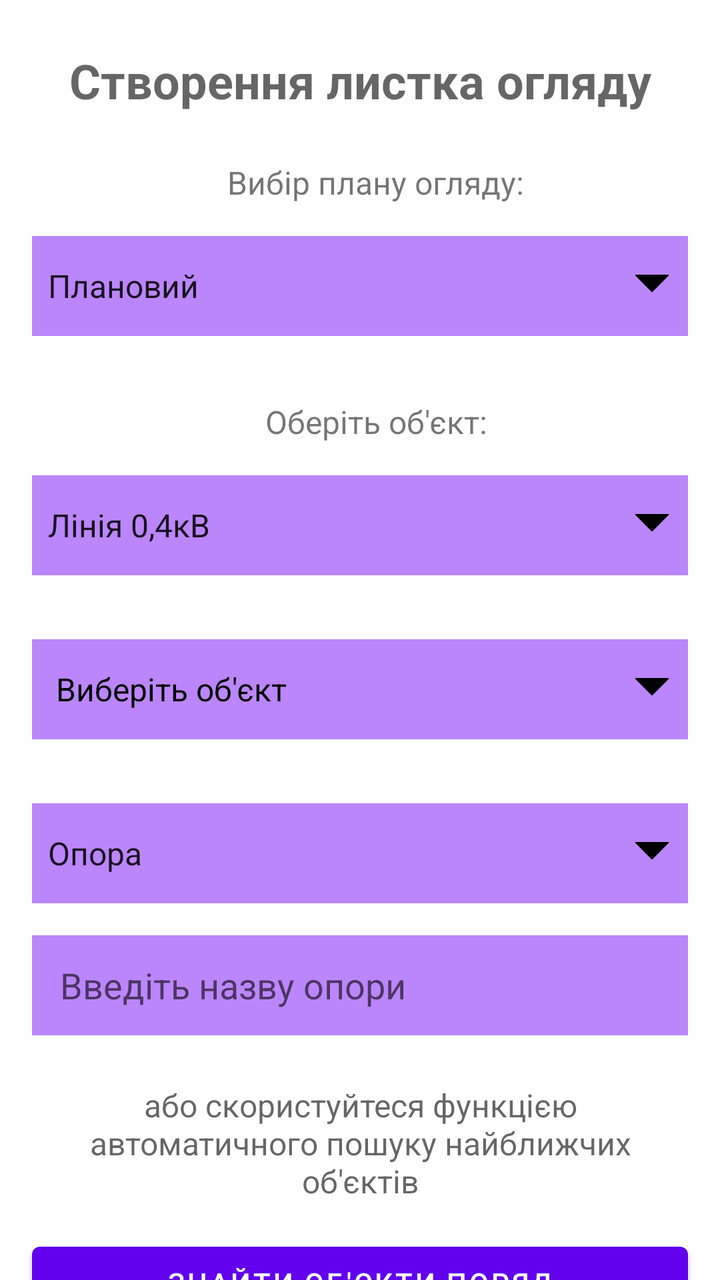
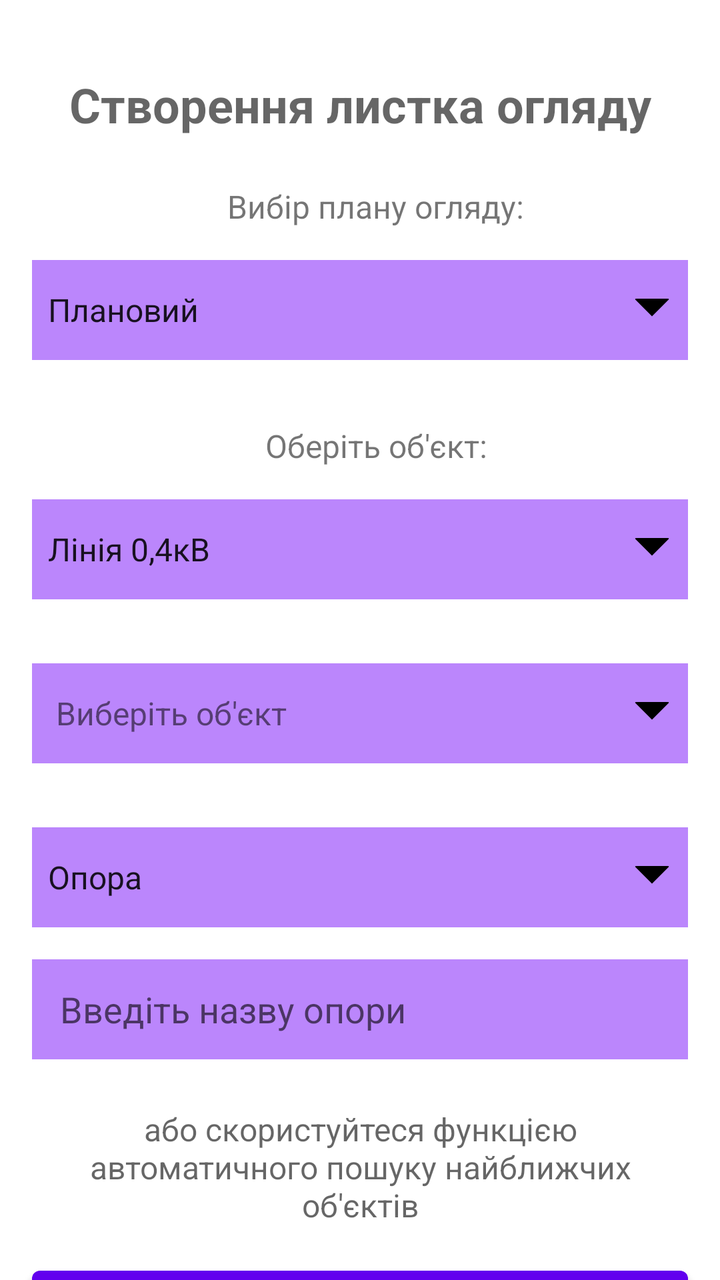

Two renders of the same Android screen: before a commit and after it. Below are the layout's source before the change and the commit's diff.
<!-- AndroidManifest.xml: application theme Theme.DefectFinder -->
<!-- res/layout/activity_create_list.xml -->
<?xml version="1.0" encoding="utf-8"?>
<androidx.constraintlayout.widget.ConstraintLayout
    xmlns:android="http://schemas.android.com/apk/res/android"
    xmlns:app="http://schemas.android.com/apk/res-auto"
    xmlns:tools="http://schemas.android.com/tools"
    android:layout_width="match_parent"
    android:layout_height="match_parent"
    android:fillViewport="true"
    tools:context=".CreateListActivity">


<androidx.core.widget.NestedScrollView
    android:layout_width="match_parent"
    android:layout_height="match_parent"
    android:fillViewport="true">
    <androidx.constraintlayout.widget.ConstraintLayout
        android:layout_width="match_parent"
        android:layout_height="wrap_content">

    <TextView
        android:id="@+id/activity_name"
        android:layout_width="wrap_content"
        android:layout_height="wrap_content"
        android:layout_marginTop="24dp"
        android:gravity="center"
        android:text="Створення листка огляду"
        android:textAppearance="@style/TextAppearance.MaterialComponents.Headline3"
        android:textSize="24sp"
        android:textStyle="bold"
        app:layout_constraintBottom_toTopOf="@id/header"
        app:layout_constraintEnd_toEndOf="parent"
        app:layout_constraintStart_toStartOf="parent"
        app:layout_constraintTop_toTopOf="parent" />

    <TextView
        android:id="@+id/header"
        android:layout_width="wrap_content"
        android:layout_height="wrap_content"
        android:layout_marginStart="16dp"
        android:layout_marginTop="24dp"
        android:text="Вибір плану огляду:"
        android:textSize="16sp"
        app:layout_constraintBottom_toTopOf="@id/plan_spinner"
        app:layout_constraintEnd_toEndOf="parent"
        app:layout_constraintStart_toStartOf="parent"
        app:layout_constraintTop_toBottomOf="@id/activity_name" />

    <Spinner
        android:id="@+id/plan_spinner"
        android:layout_width="match_parent"
        android:layout_height="50dp"
        android:layout_margin="16dp"
        android:layout_marginStart="8dp"
        android:layout_marginTop="8dp"
        android:layout_marginEnd="8dp"
        android:background="@drawable/spinner_bg"
        android:dropDownVerticalOffset="?attr/dropdownListPreferredItemHeight"
        android:entries="@array/plan_array"
        android:paddingRight="14dp"
        android:popupElevation="3dp"
        android:stateListAnimator="@drawable/spinner_sla"
        app:layout_constraintBottom_toTopOf="@id/header2"
        app:layout_constraintEnd_toEndOf="parent"
        app:layout_constraintStart_toStartOf="parent"
        app:layout_constraintTop_toBottomOf="@id/header"
        tools:listitem="@android:layout/simple_spinner_item" />

    <TextView
        android:id="@+id/header2"
        android:layout_width="wrap_content"
        android:layout_height="wrap_content"
        android:layout_marginStart="16dp"
        android:layout_marginTop="16dp"
        android:text="Оберіть об'єкт:"
        android:textSize="16sp"
        app:layout_constraintBottom_toTopOf="@id/line_or_tp_spinner"
        app:layout_constraintEnd_toEndOf="parent"
        app:layout_constraintStart_toStartOf="parent"
        app:layout_constraintTop_toBottomOf="@id/plan_spinner" />

    <Spinner
        android:id="@+id/line_or_tp_spinner"
        android:layout_width="match_parent"
        android:layout_height="50dp"
        android:layout_margin="16dp"
        android:stateListAnimator="@drawable/spinner_sla"
        android:entries="@array/line_or_tp_array"
        android:background="@drawable/spinner_bg"
        app:layout_constraintBottom_toTopOf="@id/list_spinner"
        app:layout_constraintEnd_toEndOf="parent"
        app:layout_constraintStart_toStartOf="parent"
        app:layout_constraintTop_toBottomOf="@id/header2"
        tools:listitem="@android:layout/simple_spinner_item" />

        <TextView
            android:id="@+id/list_spinner"
            android:layout_width="match_parent"
            android:layout_height="50dp"
            android:layout_margin="16dp"
            android:padding="12dp"
            android:text="Виберіть об'єкт"
            android:textSize="16sp"
            android:textColor="@color/black"
            android:gravity="center|left"
            android:background="@drawable/spinner_bg"
            app:layout_constraintBottom_toTopOf="@id/opr_or_span"
            app:layout_constraintEnd_toEndOf="parent"
            app:layout_constraintStart_toStartOf="parent"
            app:layout_constraintTop_toBottomOf="@id/line_or_tp_spinner" />

    <Spinner
        android:id="@+id/opr_or_span"
        android:layout_width="match_parent"
        android:layout_height="50dp"
        android:layout_marginStart="16dp"
        android:layout_marginTop="16dp"
        android:layout_marginEnd="16dp"
        android:background="@drawable/spinner_bg"
        android:entries="@array/opr_or_span_array"
        tools:listitem="@android:layout/simple_spinner_item"
        app:layout_constraintEnd_toEndOf="parent"
        app:layout_constraintStart_toStartOf="parent"
        app:layout_constraintTop_toBottomOf="@id/list_spinner"
        app:layout_constraintBottom_toTopOf="@id/input_opr"/>

        <EditText
            android:id="@+id/input_opr"
            android:layout_width="match_parent"
            android:layout_height="50dp"
            android:layout_marginStart="16dp"
            android:layout_marginTop="16dp"
            android:layout_marginEnd="16dp"
            android:background="@drawable/edit_text_bg"
            android:hint="@string/enter_opr_name_hint"
            android:inputType="text"
            android:paddingStart="14dp"
            app:layout_constraintBottom_toTopOf="@id/or"
            app:layout_constraintEnd_toEndOf="parent"
            app:layout_constraintStart_toStartOf="parent"
            app:layout_constraintTop_toBottomOf="@id/opr_or_span" />

    <TextView
        android:id="@+id/or"
        android:layout_width="0dp"
        android:layout_height="wrap_content"
        android:layout_marginStart="16dp"
        android:layout_marginTop="24dp"
        android:layout_marginEnd="16dp"
        android:text="@string/near_objects_func_hint"
        android:textAlignment="center"
        android:textAppearance="@style/TextAppearance.MaterialComponents.Headline3"
        android:textSize="16sp"
        app:layout_constraintBottom_toTopOf="@id/location_btn"
        app:layout_constraintEnd_toEndOf="parent"
        app:layout_constraintStart_toStartOf="parent"
        app:layout_constraintTop_toBottomOf="@id/input_opr" />

    <Button
        android:id="@+id/location_btn"
        android:layout_width="match_parent"
        android:layout_height="wrap_content"
        android:layout_marginStart="16dp"
        android:layout_marginTop="16dp"
        android:layout_marginEnd="16dp"
        android:text="Знайти об'єкти поряд"
        app:layout_constraintBottom_toTopOf="@id/save_txt"
        app:layout_constraintEnd_toEndOf="parent"
        app:layout_constraintStart_toStartOf="parent"
        app:layout_constraintTop_toBottomOf="@id/or" />

    <TextView
        android:id="@+id/save_txt"
        android:layout_width="0dp"
        android:layout_height="wrap_content"
        android:layout_marginStart="16dp"
        android:layout_marginEnd="16dp"
        android:layout_marginBottom="8dp"
        android:text="@string/to_choose_defect_hint"
        android:textAlignment="center"
        android:textSize="16sp"
        app:layout_constraintTop_toBottomOf="@id/location_btn"
        app:layout_constraintBottom_toTopOf="@id/continue_btn"
        app:layout_constraintEnd_toEndOf="parent"
        app:layout_constraintStart_toStartOf="parent" />

    <Button
        android:id="@+id/continue_btn"
        android:layout_width="match_parent"
        android:layout_height="wrap_content"
        android:layout_marginStart="16dp"
        android:layout_marginEnd="16dp"
        android:layout_marginBottom="16dp"
        android:text="@string/save"
        app:layout_constraintTop_toBottomOf="@id/save_txt"
        app:layout_constraintBottom_toBottomOf="parent"
        app:layout_constraintEnd_toEndOf="parent"
        app:layout_constraintStart_toStartOf="parent" />




</androidx.constraintlayout.widget.ConstraintLayout>
</androidx.core.widget.NestedScrollView>

    <include
        android:id="@+id/llProgress_bar"
        layout="@layout/progress_bar_with_text"
        android:elevation="100dp"
        android:visibility="invisible" />
</androidx.constraintlayout.widget.ConstraintLayout>
<!-- res/layout/progress_bar_with_text.xml (included above) -->
<?xml version="1.0" encoding="utf-8"?>
<LinearLayout
    xmlns:android="http://schemas.android.com/apk/res/android"
    android:layout_width="match_parent"
    android:layout_height="match_parent"
    android:gravity="center"
    android:background="#AABB86FC"
    android:orientation="vertical">

    <ProgressBar
        android:id="@+id/progressBar"
        android:layout_width="150dp"
        android:layout_height="150dp"
        android:layout_gravity="center"
        android:background="@drawable/progress_bar_shape"
        android:padding="10dp" />

    <TextView
        android:layout_width="wrap_content"
        android:layout_height="wrap_content"
        android:layout_marginTop="14dp"
        android:text="СЕКУНДУ..."
        android:textSize="18sp"
        android:textStyle="bold" />
</LinearLayout>
<!-- resources referenced by this layout -->
<resources>
  <string-array name="line_or_tp_array">
          <item>Лінія 0,4кВ</item>
          <item>Лінія 6-10кВ</item>
          <item>ТП</item>
          <item>КЛ</item>
      </string-array>
  <string-array name="opr_or_span_array">
          <item>Опора</item>
          <item>Проліт</item>
      </string-array>
  <string-array name="plan_array">
          <item>Плановий</item>
          <item>Позачерговий</item>
      </string-array>
  <color name="black">#FF000000</color>
  <!-- drawable edit_text_bg (drawable) -->
  <?xml version="1.0" encoding="utf-8"?>
  <shape xmlns:android="http://schemas.android.com/apk/res/android"
      android:shape="rectangle" >
  
      <solid android:color="@color/purple_200"/>
  
      <stroke
          android:width="2dp"
          android:color="@color/purple_200"/>
  </shape>
  <!-- drawable progress_bar_shape (drawable) -->
  <?xml version="1.0" encoding="utf-8"?>
  <shape xmlns:android="http://schemas.android.com/apk/res/android">
      <solid android:color="#FFFFFF"></solid>
      <corners android:radius="100dp"></corners>
  </shape>
  <!-- drawable spinner_sla (drawable) -->
  <?xml version="1.0" encoding="utf-8"?>
  <selector xmlns:android="http://schemas.android.com/apk/res/android">
      <item android:state_pressed="true">
          <set>
              <objectAnimator
                  android:duration="@android:integer/config_mediumAnimTime"
                  android:propertyName="translationZ"
                  android:valueTo="5dp" />
          </set>
      </item>
      <item android:state_selected="true">
          <set>
              <objectAnimator
                  android:duration="@android:integer/config_shortAnimTime"
                  android:propertyName="translationZ"
                  android:valueTo="5dp" />
          </set>
      </item>
      <item>
          <set>
              <objectAnimator
                  android:duration="@android:integer/config_shortAnimTime"
                  android:propertyName="translationZ"
                  android:valueTo="0dp" />
          </set>
      </item>
  </selector>
  <string name="enter_opr_name_hint">Введіть назву опори</string>
  <string name="near_objects_func_hint">або скористуйтеся функцією автоматичного пошуку найближчих об\'єктів</string>
  <string name="save">Зберегти</string>
  <string name="to_choose_defect_hint">Щоб перейти до вибору дефекту - натисніть кнопку "Зберегти"</string>
  <style name="Theme.DefectFinder" parent="Theme.MaterialComponents.DayNight.DarkActionBar">
          
          <item name="colorPrimary">@color/purple_500</item>
          <item name="colorPrimaryVariant">@color/purple_700</item>
          <item name="colorOnPrimary">@color/white</item>
          
          <item name="colorSecondary">@color/teal_200</item>
          <item name="colorSecondaryVariant">@color/teal_700</item>
          <item name="colorOnSecondary">@color/black</item>
          
          <item name="android:statusBarColor" tools:targetApi="l">?attr/colorPrimaryVariant</item>
          
      </style>
  <color name="purple_200">#FFBB86FC</color>
  <color name="purple_500">#FF6200EE</color>
  <color name="purple_700">#FF3700B3</color>
  <color name="white">#FFFFFFFF</color>
  <color name="teal_200">#FF03DAC5</color>
  <color name="teal_700">#FF018786</color>
  <!-- unchanged entries left out for length: 1 -->
</resources>

<!-- the commit's change to res/layout/activity_create_list.xml (unified diff, before → after) -->
@@ -21,7 +21,7 @@
         android:id="@+id/activity_name"
         android:layout_width="wrap_content"
         android:layout_height="wrap_content"
-        android:layout_marginTop="24dp"
+        android:layout_marginTop="36dp"
         android:gravity="center"
         android:text="Створення листка огляду"
         android:textAppearance="@style/TextAppearance.MaterialComponents.Headline3"
@@ -100,7 +100,6 @@
             android:padding="12dp"
             android:text="Виберіть об'єкт"
             android:textSize="16sp"
-            android:textColor="@color/black"
             android:gravity="center|left"
             android:background="@drawable/spinner_bg"
             app:layout_constraintBottom_toTopOf="@id/opr_or_span"
<!-- resource entries referenced after the edit -->
@@ -3,7 +3,9 @@
   <string-array name="line_or_tp_array">
           <item>Лінія 0,4кВ</item>
           <item>Лінія 6-10кВ</item>
+          <item>Лінія 35-154кВ</item>
           <item>ТП</item>
+          <item>ПС</item>
           <item>КЛ</item>
       </string-array>
   <string-array name="opr_or_span_array">
@@ -76,6 +78,8 @@
           
           <item name="android:statusBarColor" tools:targetApi="l">?attr/colorPrimaryVariant</item>
           
+          <item name="android:windowOptOutEdgeToEdgeEnforcement" tools:targetApi="35">true</item>
+          
       </style>
   <color name="purple_200">#FFBB86FC</color>
   <color name="purple_500">#FF6200EE</color>
